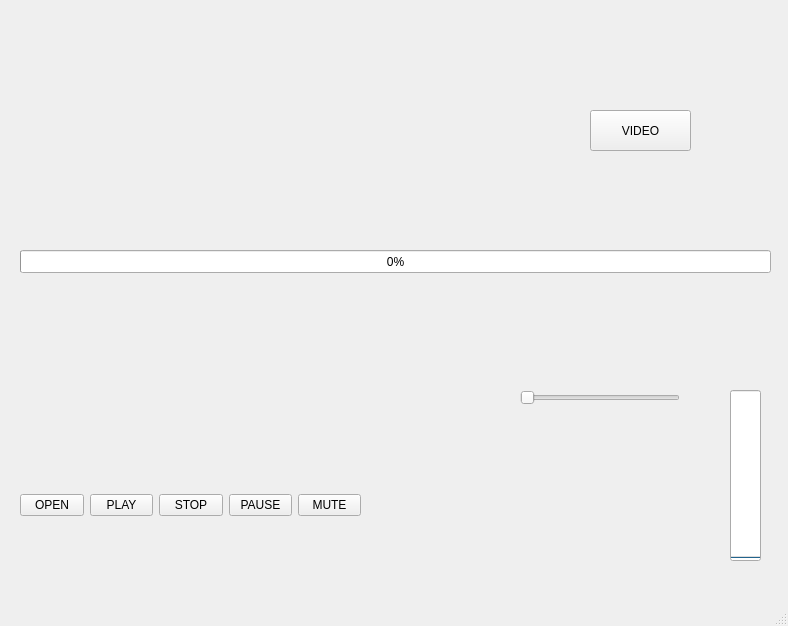
LalinduWenasara/VideoPlayer, file soft336SLplayer/mainwindow.ui: the form before one commit.
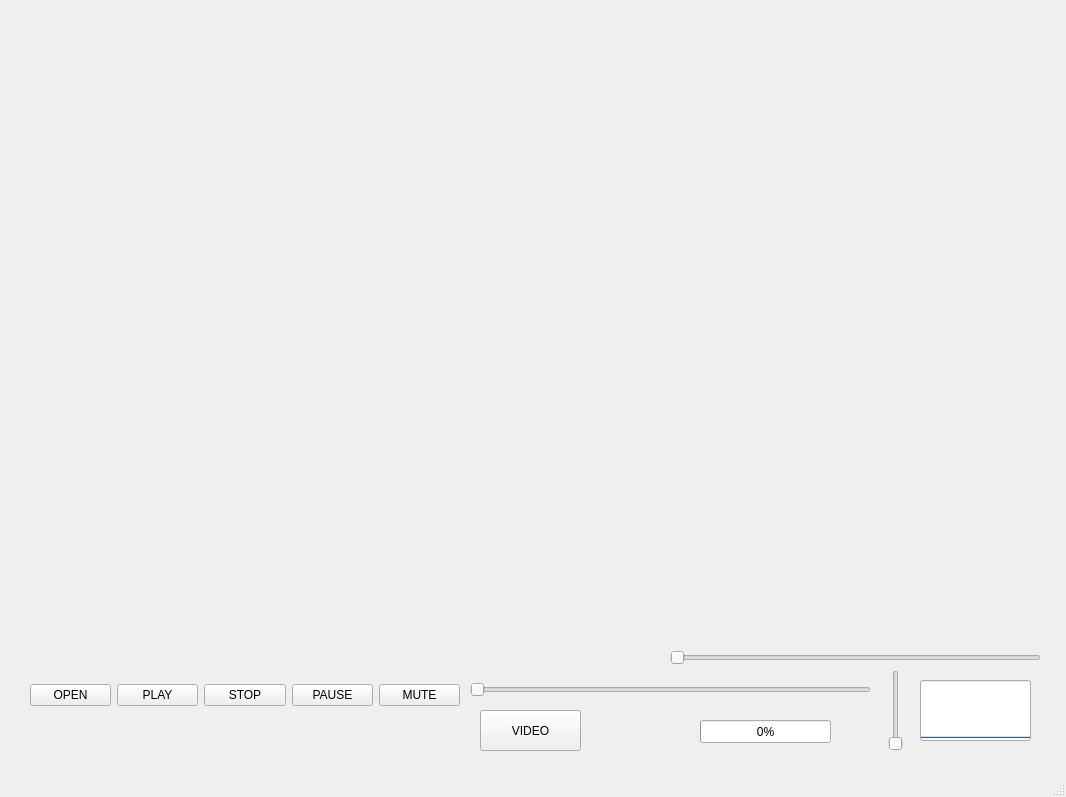
The form after the commit.

Commit message: position slider added

The edit to the form file:
```diff
--- a/soft336SLplayer/mainwindow.ui
+++ b/soft336SLplayer/mainwindow.ui
@@ -6,19 +6,22 @@
    <rect>
     <x>0</x>
     <y>0</y>
-    <width>788</width>
-    <height>626</height>
+    <width>1066</width>
+    <height>797</height>
    </rect>
   </property>
   <property name="windowTitle">
    <string>MainWindow</string>
   </property>
+  <property name="autoFillBackground">
+   <bool>false</bool>
+  </property>
   <widget class="QWidget" name="centralwidget">
    <widget class="QPushButton" name="playBtn">
     <property name="geometry">
      <rect>
-      <x>590</x>
-      <y>110</y>
+      <x>480</x>
+      <y>710</y>
       <width>101</width>
       <height>41</height>
      </rect>
@@ -30,10 +33,10 @@
    <widget class="QProgressBar" name="vprogress">
     <property name="geometry">
      <rect>
-      <x>730</x>
-      <y>390</y>
-      <width>31</width>
-      <height>171</height>
+      <x>920</x>
+      <y>680</y>
+      <width>111</width>
+      <height>61</height>
      </rect>
     </property>
     <property name="palette">
@@ -92,9 +95,9 @@
    <widget class="QWidget" name="horizontalLayoutWidget">
     <property name="geometry">
      <rect>
-      <x>20</x>
-      <y>470</y>
-      <width>341</width>
+      <x>30</x>
+      <y>660</y>
+      <width>430</width>
       <height>71</height>
      </rect>
     </property>
@@ -139,9 +142,9 @@
    <widget class="QSlider" name="volumeSdr">
     <property name="geometry">
      <rect>
-      <x>520</x>
-      <y>390</y>
-      <width>160</width>
+      <x>670</x>
+      <y>650</y>
+      <width>371</width>
       <height>16</height>
      </rect>
     </property>
@@ -152,9 +155,9 @@
    <widget class="QProgressBar" name="playProgress">
     <property name="geometry">
      <rect>
-      <x>20</x>
-      <y>250</y>
-      <width>751</width>
+      <x>700</x>
+      <y>720</y>
+      <width>131</width>
       <height>23</height>
      </rect>
     </property>
@@ -165,14 +168,40 @@
    <widget class="QWidget" name="verticalLayoutWidget">
     <property name="geometry">
      <rect>
-      <x>60</x>
-      <y>20</y>
-      <width>371</width>
-      <height>201</height>
+      <x>10</x>
+      <y>10</y>
+      <width>1041</width>
+      <height>631</height>
      </rect>
     </property>
     <layout class="QVBoxLayout" name="verticalLayout"/>
    </widget>
+   <widget class="QSlider" name="verticalSlider">
+    <property name="geometry">
+     <rect>
+      <x>880</x>
+      <y>670</y>
+      <width>31</width>
+      <height>81</height>
+     </rect>
+    </property>
+    <property name="orientation">
+     <enum>Qt::Vertical</enum>
+    </property>
+   </widget>
+   <widget class="QSlider" name="positionSdr">
+    <property name="geometry">
+     <rect>
+      <x>470</x>
+      <y>680</y>
+      <width>401</width>
+      <height>20</height>
+     </rect>
+    </property>
+    <property name="orientation">
+     <enum>Qt::Horizontal</enum>
+    </property>
+   </widget>
   </widget>
   <widget class="QMenuBar" name="menubar">
    <property name="geometry">
```
Left out of the diff: 5 changed lines with no effect on the pictures. The commit also changes 3 other files.
